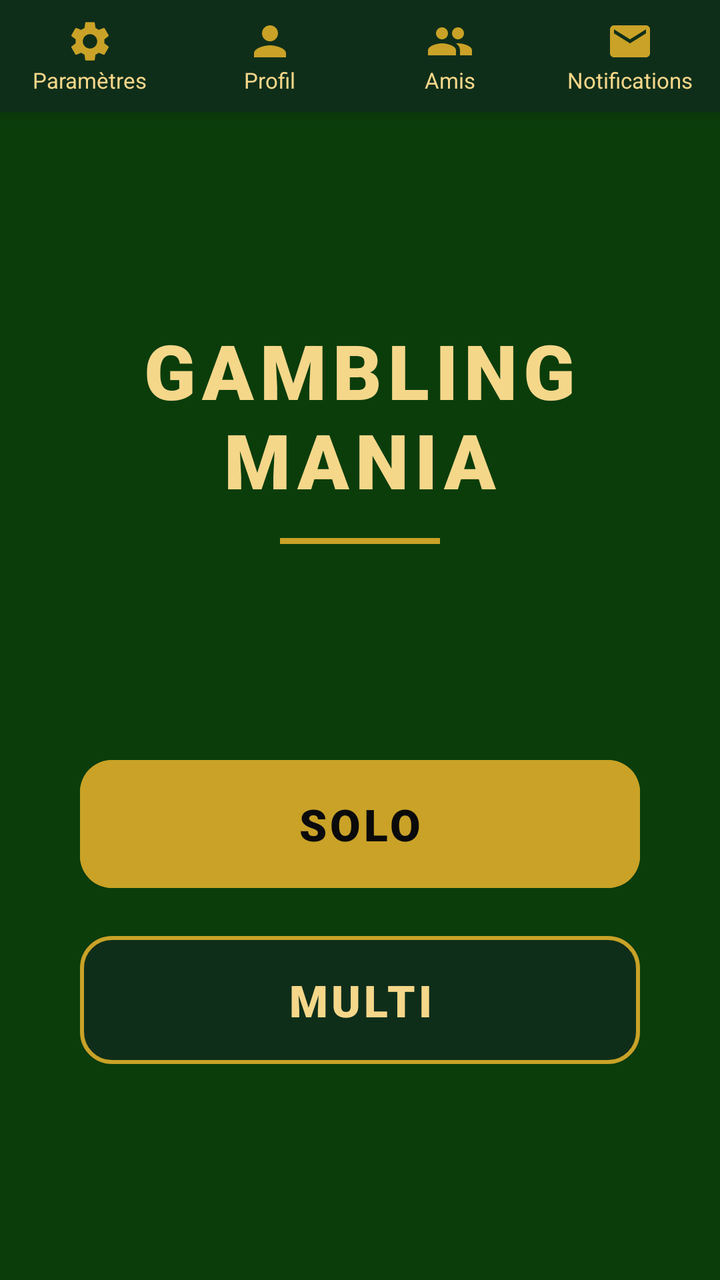
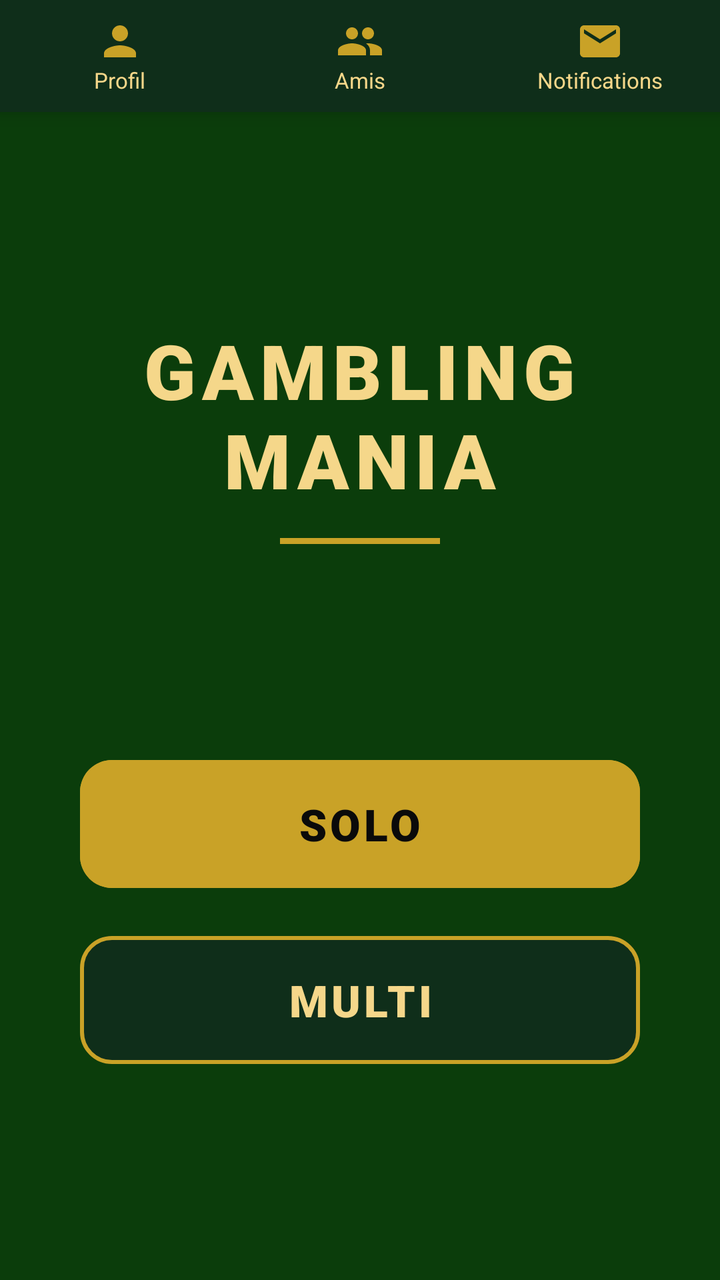

Before-and-after screenshots of an Android layout around one commit, followed by the original layout XML and the change that was made.
<!-- AndroidManifest.xml: application theme Theme.My_Application_Sandbox -->
<!-- res/layout/activity_main.xml -->
<?xml version="1.0" encoding="utf-8"?>
<LinearLayout xmlns:android="http://schemas.android.com/apk/res/android"
    xmlns:app="http://schemas.android.com/apk/res-auto"
    android:id="@+id/main"
    android:layout_width="match_parent"
    android:layout_height="match_parent"
    android:background="#0B3D0B"
    android:orientation="vertical">

    
    <LinearLayout
        android:id="@+id/topBar"
        android:layout_width="match_parent"
        android:layout_height="56dp"
        android:background="#0F2E1A"
        android:elevation="6dp"
        android:orientation="horizontal">

        <LinearLayout
            android:id="@+id/btn_params"
            android:layout_width="0dp"
            android:layout_height="match_parent"
            android:layout_weight="1"
            android:background="?attr/selectableItemBackground"
            android:clickable="true"
            android:focusable="true"
            android:gravity="center"
            android:onClick="comingSoon"
            android:orientation="vertical">
            <ImageView android:layout_width="24dp" android:layout_height="24dp"
                android:src="@drawable/ic_param" />
            <TextView android:layout_width="wrap_content" android:layout_height="wrap_content"
                android:text="Paramètres" android:textColor="#F5D78A" android:textSize="11sp" />
        </LinearLayout>

        <LinearLayout
            android:id="@+id/btn_profile"
            android:layout_width="0dp"
            android:layout_height="match_parent"
            android:layout_weight="1"
            android:background="?attr/selectableItemBackground"
            android:clickable="true"
            android:focusable="true"
            android:gravity="center"
            android:onClick="showProfile"
            android:orientation="vertical">
            <ImageView android:layout_width="24dp" android:layout_height="24dp"
                android:src="@drawable/ic_profile" />
            <TextView android:layout_width="wrap_content" android:layout_height="wrap_content"
                android:text="Profil" android:textColor="#F5D78A" android:textSize="11sp" />
        </LinearLayout>

        <LinearLayout
            android:id="@+id/btn_friends"
            android:layout_width="0dp"
            android:layout_height="match_parent"
            android:layout_weight="1"
            android:background="?attr/selectableItemBackground"
            android:clickable="true"
            android:focusable="true"
            android:gravity="center"
            android:onClick="openFriends"
            android:orientation="vertical">

            <ImageView
                android:layout_width="24dp"
                android:layout_height="24dp"
                android:src="@drawable/ic_amis" />

            <TextView
                android:layout_width="wrap_content"
                android:layout_height="wrap_content"
                android:text="Amis"
                android:textColor="#F5D78A"
                android:textSize="11sp" />
        </LinearLayout>

        <FrameLayout
            android:layout_width="0dp"
            android:layout_height="match_parent"
            android:layout_weight="1">

            <LinearLayout
                android:id="@+id/btn_mail"
                android:layout_width="match_parent"
                android:layout_height="match_parent"
                android:background="?attr/selectableItemBackground"
                android:clickable="true"
                android:focusable="true"
                android:gravity="center"
                android:onClick="openNotifications"
                android:orientation="vertical">

                <ImageView
                    android:layout_width="24dp"
                    android:layout_height="24dp"
                    android:src="@drawable/ic_mail" />

                <TextView
                    android:layout_width="wrap_content"
                    android:layout_height="wrap_content"
                    android:text="Notifications"
                    android:textColor="#F5D78A"
                    android:textSize="11sp" />
            </LinearLayout>

            <TextView
                android:id="@+id/txt_badge_notif"
                android:layout_width="18dp"
                android:layout_height="18dp"
                android:layout_gravity="top|end"
                android:layout_marginTop="6dp"
                android:layout_marginEnd="18dp"
                android:background="@drawable/bg_badge"
                android:gravity="center"
                android:text="0"
                android:textColor="#FFFFFF"
                android:textSize="10sp"
                android:textStyle="bold"
                android:visibility="gone" />
        </FrameLayout>
    </LinearLayout>

    <LinearLayout
        android:layout_width="match_parent"
        android:layout_height="0dp"
        android:layout_weight="1"
        android:gravity="center_horizontal"
        android:orientation="vertical">

        <Space android:layout_width="match_parent" android:layout_height="0dp"
            android:layout_weight="1" />

        <TextView
            android:id="@+id/Title"
            android:layout_width="wrap_content"
            android:layout_height="wrap_content"
            android:fontFamily="sans-serif-black"
            android:gravity="center"
            android:letterSpacing="0.08"
            android:text="GAMBLING\nMANIA"
            android:textColor="#F5D78A"
            android:textSize="38sp" />

        <View android:layout_width="80dp" android:layout_height="3dp"
            android:layout_marginTop="14dp" android:background="#C9A227" />

        <Space android:layout_width="match_parent" android:layout_height="0dp"
            android:layout_weight="1" />

        
        <Button
            android:id="@+id/btn_solo"
            android:layout_width="280dp"
            android:layout_height="72dp"
            android:backgroundTint="#C9A227"
            android:elevation="6dp"
            android:fontFamily="sans-serif-black"
            android:letterSpacing="0.08"
            android:onClick="playSolo"
            android:text="SOLO"
            android:textAllCaps="true"
            android:textColor="#0A0A0A"
            android:textSize="22sp"
            app:cornerRadius="16dp" />

        <Space android:layout_width="match_parent" android:layout_height="16dp" />

        
        <Button
            android:id="@+id/btn_multi"
            android:layout_width="280dp"
            android:layout_height="72dp"
            android:backgroundTint="#0F2E1A"
            android:fontFamily="sans-serif-black"
            android:letterSpacing="0.08"
            android:onClick="playMulti"
            android:text="MULTI"
            android:textAllCaps="true"
            android:textColor="#F5D78A"
            android:textSize="22sp"
            app:cornerRadius="16dp"
            app:strokeColor="#C9A227"
            app:strokeWidth="2dp" />

        <Space android:layout_width="match_parent" android:layout_height="0dp"
            android:layout_weight="1" />
    </LinearLayout>
</LinearLayout>
<!-- resources referenced by this layout -->
<resources>
  <!-- drawable bg_badge (drawable) -->
  <?xml version="1.0" encoding="utf-8"?>
  <shape xmlns:android="http://schemas.android.com/apk/res/android"
      android:shape="oval">
      <solid android:color="#E53935" />
  </shape>
  <!-- drawable ic_amis (drawable) -->
  <?xml version="1.0" encoding="utf-8"?>
  <vector xmlns:android="http://schemas.android.com/apk/res/android"
      android:width="24dp" android:height="24dp"
      android:viewportWidth="24" android:viewportHeight="24">
      <path android:fillColor="#C9A227"
          android:pathData="M16,11c1.66,0 2.99,-1.34 2.99,-3S17.66,5 16,5c-1.66,0 -3,1.34 -3,3s1.34,3 3,3zM8,11c1.66,0 2.99,-1.34 2.99,-3S9.66,5 8,5C6.34,5 5,6.34 5,8s1.34,3 3,3zM8,13c-2.33,0 -7,1.17 -7,3.5V19h14v-2.5c0,-2.33 -4.67,-3.5 -7,-3.5zM16,13c-0.29,0 -0.62,0.02 -0.97,0.05 1.16,0.84 1.97,1.97 1.97,3.45V19h6v-2.5c0,-2.33 -4.67,-3.5 -7,-3.5z"/>
  </vector>
  <!-- drawable ic_mail (drawable) -->
  <?xml version="1.0" encoding="utf-8"?>
  <vector xmlns:android="http://schemas.android.com/apk/res/android"
      android:width="24dp" android:height="24dp"
      android:viewportWidth="24" android:viewportHeight="24">
      <path android:fillColor="#C9A227"
          android:pathData="M20,4H4c-1.1,0 -1.99,0.9 -1.99,2L2,18c0,1.1 0.9,2 2,2h16c1.1,0 2,-0.9 2,-2V6c0,-1.1 -0.9,-2 -2,-2zM20,8l-8,5 -8,-5V6l8,5 8,-5v2z"/>
  </vector>
  <!-- drawable ic_param (drawable) -->
  <?xml version="1.0" encoding="utf-8"?>
  <vector xmlns:android="http://schemas.android.com/apk/res/android"
      android:width="24dp" android:height="24dp"
      android:viewportWidth="24" android:viewportHeight="24">
      <path android:fillColor="#C9A227"
          android:pathData="M19.14,12.94c0.04,-0.3 0.06,-0.61 0.06,-0.94c0,-0.32 -0.02,-0.64 -0.07,-0.94l2.03,-1.58c0.18,-0.14 0.23,-0.41 0.12,-0.61l-1.92,-3.32c-0.12,-0.22 -0.37,-0.29 -0.59,-0.22l-2.39,0.96c-0.5,-0.38 -1.03,-0.7 -1.62,-0.94L14.4,2.81c-0.04,-0.24 -0.24,-0.41 -0.48,-0.41h-3.84c-0.24,0 -0.43,0.17 -0.47,0.41L9.25,5.35C8.66,5.59 8.12,5.92 7.63,6.29L5.24,5.33c-0.22,-0.08 -0.47,0 -0.59,0.22L2.74,8.87C2.62,9.08 2.66,9.34 2.86,9.48l2.03,1.58C4.84,11.36 4.8,11.69 4.8,12s0.02,0.64 0.07,0.94l-2.03,1.58c-0.18,0.14 -0.23,0.41 -0.12,0.61l1.92,3.32c0.12,0.22 0.37,0.29 0.59,0.22l2.39,-0.96c0.5,0.38 1.03,0.7 1.62,0.94l0.36,2.54c0.05,0.24 0.24,0.41 0.48,0.41h3.84c0.24,0 0.44,-0.17 0.47,-0.41l0.36,-2.54c0.59,-0.24 1.13,-0.56 1.62,-0.94l2.39,0.96c0.22,0.08 0.47,0 0.59,-0.22l1.92,-3.32c0.12,-0.22 0.07,-0.47 -0.12,-0.61L19.14,12.94zM12,15.6c-1.98,0 -3.6,-1.62 -3.6,-3.6s1.62,-3.6 3.6,-3.6s3.6,1.62 3.6,3.6S13.98,15.6 12,15.6z"/>
  </vector>
  <!-- drawable ic_profile (drawable) -->
  <?xml version="1.0" encoding="utf-8"?>
  <vector xmlns:android="http://schemas.android.com/apk/res/android"
      android:width="24dp" android:height="24dp"
      android:viewportWidth="24" android:viewportHeight="24">
      <path android:fillColor="#C9A227"
          android:pathData="M12,12c2.21,0 4,-1.79 4,-4s-1.79,-4 -4,-4 -4,1.79 -4,4 1.79,4 4,4zM12,14c-2.67,0 -8,1.34 -8,4v2h16v-2c0,-2.66 -5.33,-4 -8,-4z"/>
  </vector>
  <style name="Theme.My_Application_Sandbox" parent="Base.Theme.My_Application_Sandbox" />
  <style name="Base.Theme.My_Application_Sandbox" parent="Theme.Material3.DayNight.NoActionBar">
          
          <item name="materialAlertDialogTheme">@style/Casino.Dialog</item>
          
      </style>
  <style name="Casino.Dialog" parent="ThemeOverlay.Material3.MaterialAlertDialog">
          <item name="colorSurface">#0F2E1A</item>
          <item name="colorOnSurface">#FFFFFF</item>
          <item name="colorOnSurfaceVariant">#F5D78A</item>
          <item name="colorPrimary">#C9A227</item>
          <item name="materialAlertDialogTitleTextStyle">@style/Casino.DialogTitle</item>
          <item name="android:backgroundDimAmount">0.8</item>
      </style>
  <style name="Casino.DialogTitle" parent="MaterialAlertDialog.Material3.Title.Text">
          <item name="android:textColor">#C9A227</item>
          <item name="android:textStyle">bold</item>
      </style>
</resources>

<!-- the commit's change to res/layout/activity_main.xml (unified diff, before → after) -->
@@ -15,23 +15,6 @@
         android:background="#0F2E1A"
         android:elevation="6dp"
         android:orientation="horizontal">
-
-        <LinearLayout
-            android:id="@+id/btn_params"
-            android:layout_width="0dp"
-            android:layout_height="match_parent"
-            android:layout_weight="1"
-            android:background="?attr/selectableItemBackground"
-            android:clickable="true"
-            android:focusable="true"
-            android:gravity="center"
-            android:onClick="comingSoon"
-            android:orientation="vertical">
-            <ImageView android:layout_width="24dp" android:layout_height="24dp"
-                android:src="@drawable/ic_param" />
-            <TextView android:layout_width="wrap_content" android:layout_height="wrap_content"
-                android:text="Paramètres" android:textColor="#F5D78A" android:textSize="11sp" />
-        </LinearLayout>
 
         <LinearLayout
             android:id="@+id/btn_profile"
<!-- resource entries referenced after the edit -->
@@ -21,14 +21,6 @@
       android:viewportWidth="24" android:viewportHeight="24">
       <path android:fillColor="#C9A227"
           android:pathData="M20,4H4c-1.1,0 -1.99,0.9 -1.99,2L2,18c0,1.1 0.9,2 2,2h16c1.1,0 2,-0.9 2,-2V6c0,-1.1 -0.9,-2 -2,-2zM20,8l-8,5 -8,-5V6l8,5 8,-5v2z"/>
-  </vector>
-  <!-- drawable ic_param (drawable) -->
-  <?xml version="1.0" encoding="utf-8"?>
-  <vector xmlns:android="http://schemas.android.com/apk/res/android"
-      android:width="24dp" android:height="24dp"
-      android:viewportWidth="24" android:viewportHeight="24">
-      <path android:fillColor="#C9A227"
-          android:pathData="M19.14,12.94c0.04,-0.3 0.06,-0.61 0.06,-0.94c0,-0.32 -0.02,-0.64 -0.07,-0.94l2.03,-1.58c0.18,-0.14 0.23,-0.41 0.12,-0.61l-1.92,-3.32c-0.12,-0.22 -0.37,-0.29 -0.59,-0.22l-2.39,0.96c-0.5,-0.38 -1.03,-0.7 -1.62,-0.94L14.4,2.81c-0.04,-0.24 -0.24,-0.41 -0.48,-0.41h-3.84c-0.24,0 -0.43,0.17 -0.47,0.41L9.25,5.35C8.66,5.59 8.12,5.92 7.63,6.29L5.24,5.33c-0.22,-0.08 -0.47,0 -0.59,0.22L2.74,8.87C2.62,9.08 2.66,9.34 2.86,9.48l2.03,1.58C4.84,11.36 4.8,11.69 4.8,12s0.02,0.64 0.07,0.94l-2.03,1.58c-0.18,0.14 -0.23,0.41 -0.12,0.61l1.92,3.32c0.12,0.22 0.37,0.29 0.59,0.22l2.39,-0.96c0.5,0.38 1.03,0.7 1.62,0.94l0.36,2.54c0.05,0.24 0.24,0.41 0.48,0.41h3.84c0.24,0 0.44,-0.17 0.47,-0.41l0.36,-2.54c0.59,-0.24 1.13,-0.56 1.62,-0.94l2.39,0.96c0.22,0.08 0.47,0 0.59,-0.22l1.92,-3.32c0.12,-0.22 0.07,-0.47 -0.12,-0.61L19.14,12.94zM12,15.6c-1.98,0 -3.6,-1.62 -3.6,-3.6s1.62,-3.6 3.6,-3.6s3.6,1.62 3.6,3.6S13.98,15.6 12,15.6z"/>
   </vector>
   <!-- drawable ic_profile (drawable) -->
   <?xml version="1.0" encoding="utf-8"?>
